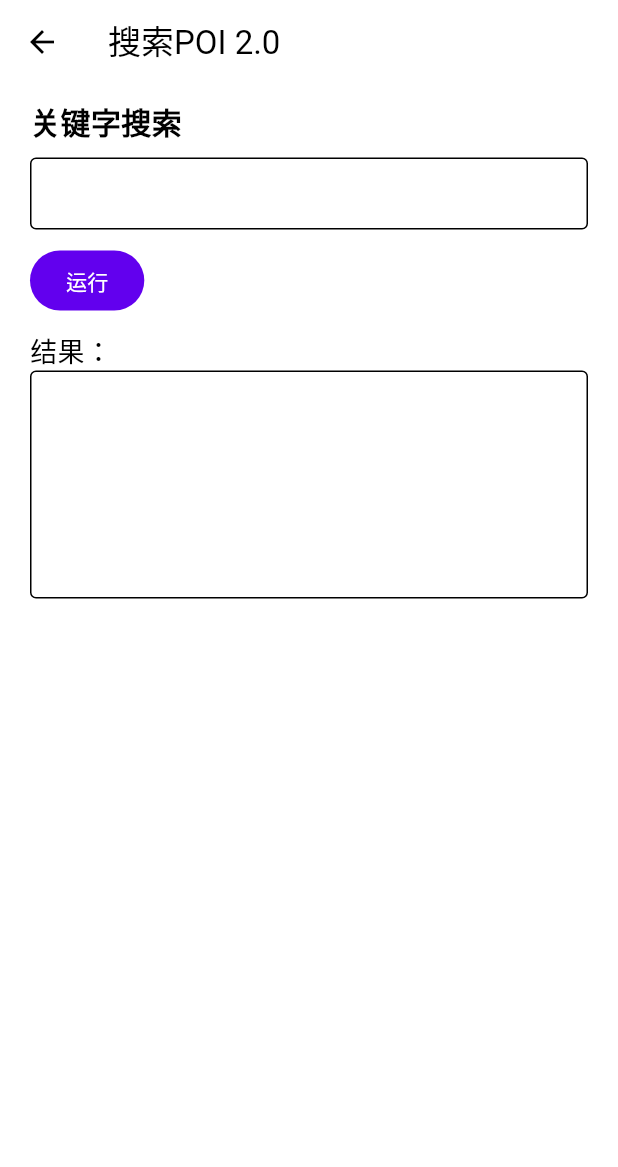
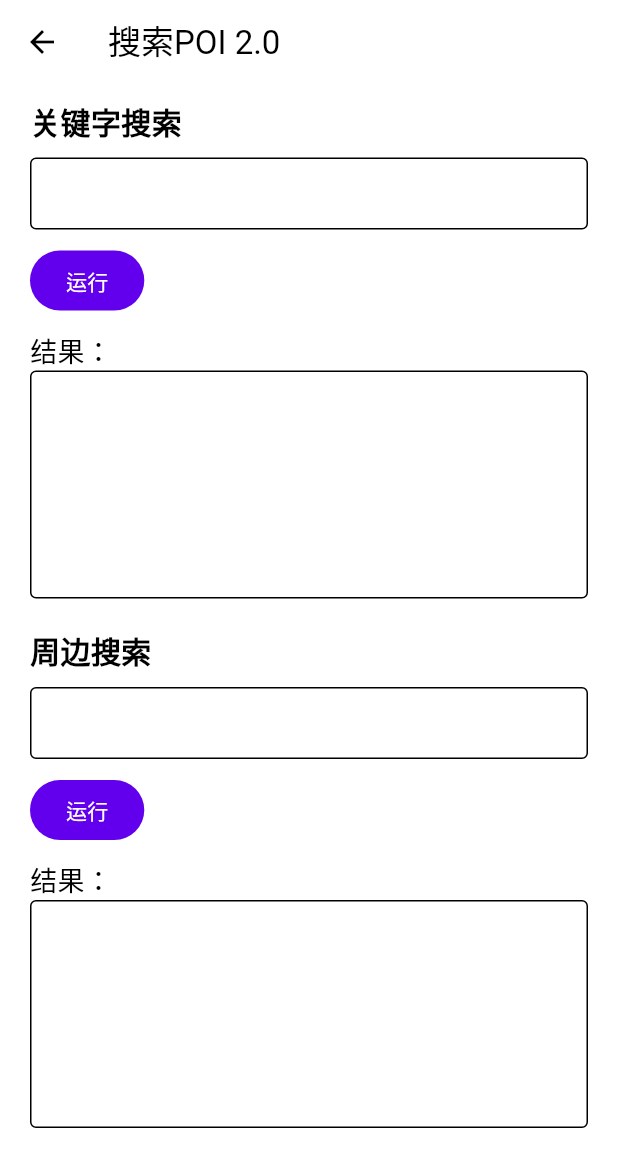
Before and after one commit to Firelands128/amap_webservice, a Flutter app: the SearchPoiServicePage screen opened directly, after a tap on "运行", on a phone screen of 412 x 824 dp. Shown: the top 1167 px of the screen. Run offline on Flutter 3.47's test engine with Material 3 defaults, Android fonts, the phone set to English and light mode, and no system bars; network calls fail.

Commit message:
add search around api service and update the according example page

```diff
--- a/example/lib/pages/search_poi_service_page.dart
+++ b/example/lib/pages/search_poi_service_page.dart
@@ -20,13 +20,26 @@ class _SearchPoiServicePageState extends State<SearchPoiServicePage> {
     apiKey: '0e2f6cd577c7b01f2f10e8a8a4cdf153',
     secretKey: '36b5528aecd3e4aba379e1ef352820fd',
   );
-  final geoTextController = TextEditingController();
-  final geoResultController = TextEditingController();
+  final searchTextController = TextEditingController();
+  final searchTextResultController = TextEditingController();
+  final searchAroundController = TextEditingController();
+  final searchAroundResultController = TextEditingController();
 
-  void onGeocodePressed() async {
-    final response = await service.textSearch(keywords: geoTextController.text);
+  void onSearchTextPressed() async {
+    final response =
+        await service.textSearch(keywords: searchTextController.text);
     setState(() {
-      geoResultController.text = jsonEncode(
+      searchTextResultController.text = jsonEncode(
+        response.pois?.map((poi) => poi.toJson()).toList(),
+      );
+    });
+  }
+
+  void onSearchAroundPressed() async {
+    final response =
+        await service.searchAround(searchAroundController.text);
+    setState(() {
+      searchAroundResultController.text = jsonEncode(
         response.pois?.map((poi) => poi.toJson()).toList(),
       );
     });
@@ -52,7 +65,7 @@ class _SearchPoiServicePageState extends State<SearchPoiServicePage> {
                 margin: const EdgeInsets.only(top: 10),
                 child: TextField(
                   textAlignVertical: TextAlignVertical.center,
-                  controller: geoTextController,
+                  controller: searchTextController,
                   decoration: const InputDecoration(
                     isDense: true,
                     border: OutlineInputBorder(borderSide: BorderSide()),
@@ -62,7 +75,7 @@ class _SearchPoiServicePageState extends State<SearchPoiServicePage> {
               Container(
                 margin: const EdgeInsets.only(top: 10),
                 child: FilledButton(
-                  onPressed: onGeocodePressed,
+                  onPressed: onSearchTextPressed,
                   child: const Text("运行"),
                 ),
               ),
@@ -78,7 +91,49 @@ class _SearchPoiServicePageState extends State<SearchPoiServicePage> {
                       readOnly: true,
                       minLines: 5,
                       maxLines: 5,
-                      controller: geoResultController,
+                      controller: searchTextResultController,
+                    ),
+                  ],
+                ),
+              ),
+              Container(
+                margin: const EdgeInsets.only(top: 20),
+                child: const Text(
+                  "周边搜索",
+                  style: TextStyle(fontWeight: FontWeight.bold, fontSize: 20),
+                ),
+              ),
+              Container(
+                margin: const EdgeInsets.only(top: 10),
+                child: TextField(
+                  textAlignVertical: TextAlignVertical.center,
+                  controller: searchAroundController,
+                  decoration: const InputDecoration(
+                    isDense: true,
+                    border: OutlineInputBorder(borderSide: BorderSide()),
+                  ),
+                ),
+              ),
+              Container(
+                margin: const EdgeInsets.only(top: 10),
+                child: FilledButton(
+                  onPressed: onSearchAroundPressed,
+                  child: const Text("运行"),
+                ),
+              ),
+              Container(
+                margin: const EdgeInsets.only(top: 10),
+                child: Column(
+                  crossAxisAlignment: CrossAxisAlignment.start,
+                  children: [
+                    const Text("结果：", style: TextStyle(fontSize: 18)),
+                    TextField(
+                      decoration:
+                          const InputDecoration(border: OutlineInputBorder()),
+                      readOnly: true,
+                      minLines: 5,
+                      maxLines: 5,
+                      controller: searchAroundResultController,
                     ),
                   ],
                 ),
```
Also changed, not shown: lib/src/services/search_poi.dart (+45 -0 lines).
